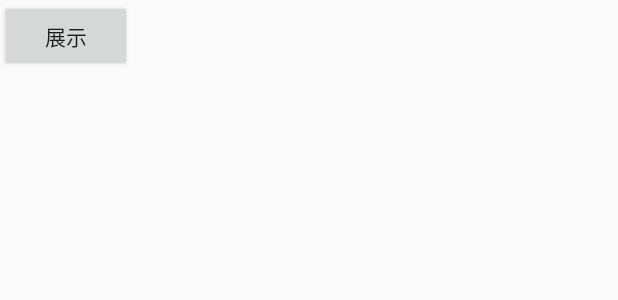
After one commit to LikeRainDay/OpenCvJniDemo, an Android app: the layout acticity_state_deal.xml on its own in the app's theme, with its tools: preview values and no code run, on a phone screen of 412 x 824 dp. The commit adds this screen. Shown: the top 300 px of the screen. Run offline under Robolectric (Android 15) with nearby library versions, the phone set to English and light mode, and no system bars.

Commit message:
update01

```diff
--- a/app/build.gradle
+++ b/app/build.gradle
@@ -12,7 +12,7 @@ android {
         testInstrumentationRunner "android.support.test.runner.AndroidJUnitRunner"
         externalNativeBuild {
             cmake {
-                cppFlags "-std=c++11 -frtti -fexceptions"
+                cppFlags "-std=c++11 -frtti -fexceptions  -ljnigraphics"
                 arguments "-DANDROID_TOOLCHAIN=clang"
             }
         }
--- /dev/null
+++ b/app/src/main/res/layout/acticity_state_deal.xml
@@ -0,0 +1,18 @@
+<?xml version="1.0" encoding="utf-8"?>
+<RelativeLayout xmlns:android="http://schemas.android.com/apk/res/android"
+    android:layout_width="match_parent"
+    android:layout_height="match_parent"
+    >
+
+    <ImageView
+        android:id="@+id/iv_show_image"
+        android:layout_width="match_parent"
+        android:layout_height="match_parent" />
+
+    <Button
+        android:id="@+id/btn_show_image"
+        android:layout_width="wrap_content"
+        android:layout_height="wrap_content"
+        android:text="展示"
+        />
+</RelativeLayout>
--- a/app/src/main/res/layout/activity_main.xml
+++ b/app/src/main/res/layout/activity_main.xml
@@ -14,14 +14,14 @@
         android:id="@+id/btn_state_button"
         android:layout_width="match_parent"
         android:layout_height="100dp"
-        android:text="@string/state_instance" />
+        android:text="@string/dynamic_instance" />
 
     <Button
         android:id="@+id/btn_dynamic_button"
         android:layout_width="match_parent"
         android:layout_height="100dp"
         android:layout_below="@id/btn_state_button"
-        android:text="@string/dynamic_instance" />
+        android:text="@string/state_instance" />
 
 
 </RelativeLayout>
```
Also changed, not shown: app/src/main/java/com/example/houshuai/opencvjnidemo/state/StateActivity.java (+22 -0 lines), 6 other files.
